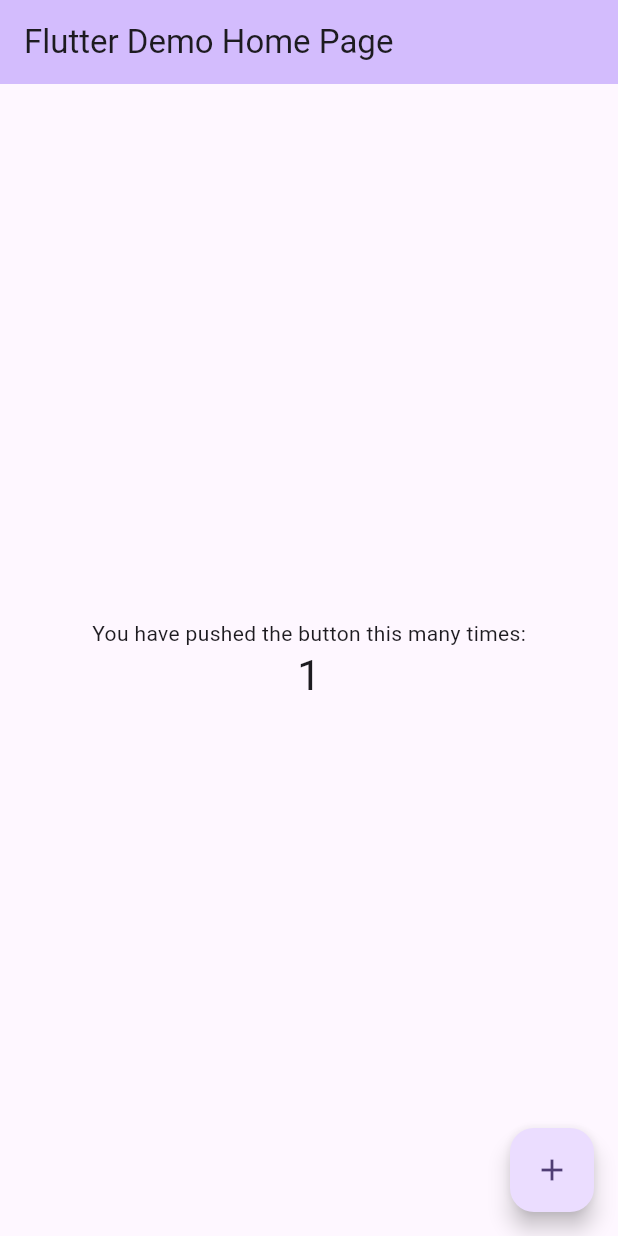
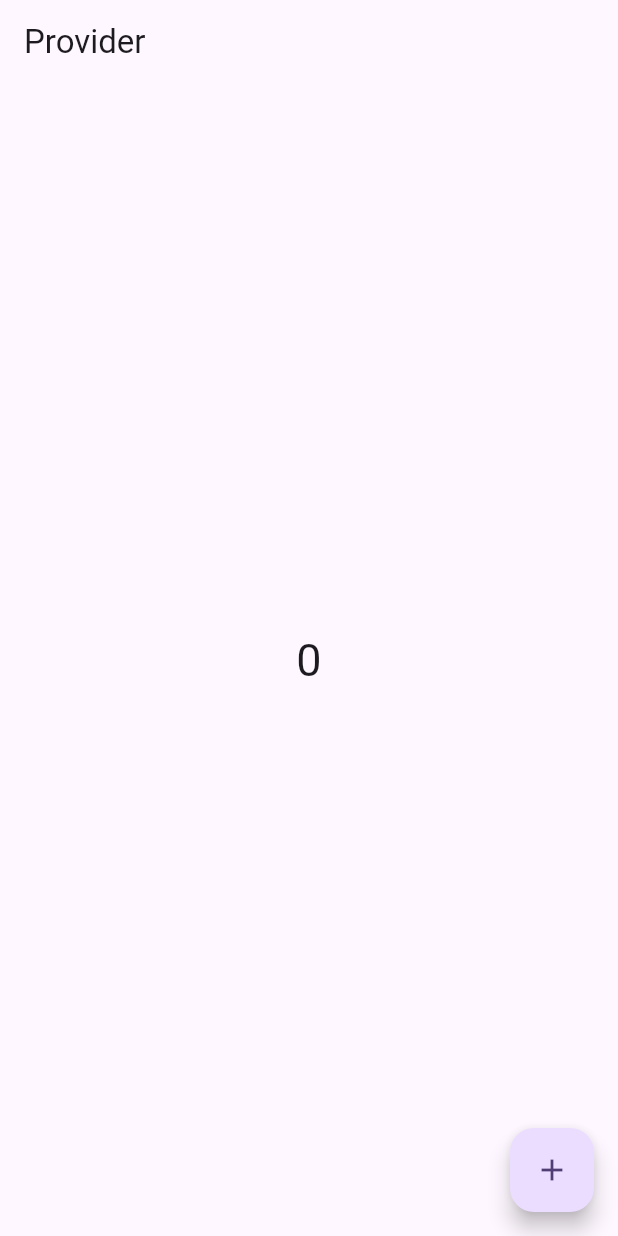
Before and after one commit to Muhammad-Bilal01/learn_flutter_provider, a Flutter app: the screen it shows after launch, after a tap on the "add" icon, on a phone screen of 412 x 824 dp. Run offline on Flutter 3.47's test engine with Material 2 defaults, Android fonts, the light colour scheme and no system bars.

Commit message:
single Provider

```diff
--- a/lib/main.dart
+++ b/lib/main.dart
@@ -1,4 +1,7 @@
 import 'package:flutter/material.dart';
+import 'package:learn_flutter_provider/provider/count_provider.dart';
+import 'package:learn_flutter_provider/screens/counter_screen.dart';
+import 'package:provider/provider.dart';
 
 void main() {
   runApp(const MyApp());
@@ -7,119 +10,18 @@ void main() {
 class MyApp extends StatelessWidget {
   const MyApp({super.key});
 
-  // This widget is the root of your application.
   @override
   Widget build(BuildContext context) {
-    return MaterialApp(
-      title: 'Flutter Demo',
-      theme: ThemeData(
-        // This is the theme of your application.
-        //
-        // TRY THIS: Try running your application with "flutter run". You'll see
-        // the application has a blue toolbar. Then, without quitting the app,
-        // try changing the seedColor in the colorScheme below to Colors.green
-        // and then invoke "hot reload" (save your changes or press the "hot
-        // reload" button in a Flutter-supported IDE, or press "r" if you used
-        // the command line to start the app).
-        //
-        // Notice that the counter didn't reset back to zero; the application
-        // state is not lost during the reload. To reset the state, use hot
-        // restart instead.
-        //
-        // This works for code too, not just values: Most code changes can be
-        // tested with just a hot reload.
-        colorScheme: ColorScheme.fromSeed(seedColor: Colors.deepPurple),
-        useMaterial3: true,
+    return ChangeNotifierProvider(
+      create: (_) => CountProvider(),
+      child: MaterialApp(
+        title: 'Flutter Demo',
+        theme: ThemeData(
+          colorScheme: ColorScheme.fromSeed(seedColor: Colors.deepPurple),
+          useMaterial3: true,
+        ),
+        home: CounterScreen(),
       ),
-      home: const MyHomePage(title: 'Flutter Demo Home Page'),
     );
   }
 }
-
-class MyHomePage extends StatefulWidget {
-  const MyHomePage({super.key, required this.title});
-
-  // This widget is the home page of your application. It is stateful, meaning
-  // that it has a State object (defined below) that contains fields that affect
-  // how it looks.
-
-  // This class is the configuration for the state. It holds the values (in this
-  // case the title) provided by the parent (in this case the App widget) and
-  // used by the build method of the State. Fields in a Widget subclass are
-  // always marked "final".
-
-  final String title;
-
-  @override
-  State<MyHomePage> createState() => _MyHomePageState();
-}
-
-class _MyHomePageState extends State<MyHomePage> {
-  int _counter = 0;
-
-  void _incrementCounter() {
-    setState(() {
-      // This call to setState tells the Flutter framework that something has
-      // changed in this State, which causes it to rerun the build method below
-      // so that the display can reflect the updated values. If we changed
-      // _counter without calling setState(), then the build method would not be
-      // called again, and so nothing would appear to happen.
-      _counter++;
-    });
-  }
-
-  @override
-  Widget build(BuildContext context) {
-    // This method is rerun every time setState is called, for instance as done
-    // by the _incrementCounter method above.
-    //
-    // The Flutter framework has been optimized to make rerunning build methods
-    // fast, so that you can just rebuild anything that needs updating rather
-    // than having to individually change instances of widgets.
-    return Scaffold(
-      appBar: AppBar(
-        // TRY THIS: Try changing the color here to a specific color (to
-        // Colors.amber, perhaps?) and trigger a hot reload to see the AppBar
-        // change color while the other colors stay the same.
-        backgroundColor: Theme.of(context).colorScheme.inversePrimary,
-        // Here we take the value from the MyHomePage object that was created by
-        // the App.build method, and use it to set our appbar title.
-        title: Text(widget.title),
-      ),
-      body: Center(
-        // Center is a layout widget. It takes a single child and positions it
-        // in the middle of the parent.
-        child: Column(
-          // Column is also a layout widget. It takes a list of children and
-          // arranges them vertically. By default, it sizes itself to fit its
-          // children horizontally, and tries to be as tall as its parent.
-          //
-          // Column has various properties to control how it sizes itself and
-          // how it positions its children. Here we use mainAxisAlignment to
-          // center the children vertically; the main axis here is the vertical
-          // axis because Columns are vertical (the cross axis would be
-          // horizontal).
-          //
-          // TRY THIS: Invoke "debug painting" (choose the "Toggle Debug Paint"
-          // action in the IDE, or press "p" in the console), to see the
-          // wireframe for each widget.
-          mainAxisAlignment: MainAxisAlignment.center,
-          children: <Widget>[
-            const Text(
-              'You have pushed the button this many times:',
-            ),
-            Text(
-              '$_counter',
-              style: Theme.of(context).textTheme.headlineMedium,
-            ),
-          ],
-        ),
-      ),
-      floatingActionButton: FloatingActionButton(
-        onPressed: _incrementCounter,
-        tooltip: 'Increment',
-        child: const Icon(Icons.add),
-      ), // This trailing comma makes auto-formatting nicer for build methods.
-    );
-  }
-}
--- /dev/null
+++ b/lib/provider/count_provider.dart
@@ -0,0 +1,3 @@
+import 'package:flutter/foundation.dart';
+
+class CountProvider with ChangeNotifier {}
--- /dev/null
+++ b/lib/screens/counter_screen.dart
@@ -0,0 +1,29 @@
+import 'package:flutter/material.dart';
+
+class CounterScreen extends StatefulWidget {
+  const CounterScreen({super.key});
+
+  @override
+  State<CounterScreen> createState() => _CounterScreenState();
+}
+
+class _CounterScreenState extends State<CounterScreen> {
+  @override
+  Widget build(BuildContext context) {
+    return Scaffold(
+      appBar: AppBar(
+        title: const Text("Provider"),
+      ),
+      body: Center(
+        child: Text(
+          "0",
+          style: const TextStyle(fontSize: 30),
+        ),
+      ),
+      floatingActionButton: FloatingActionButton(
+        onPressed: () {},
+        child: const Icon(Icons.add),
+      ),
+    );
+  }
+}
--- a/pubspec.yaml
+++ b/pubspec.yaml
@@ -35,6 +35,7 @@ dependencies:
   # The following adds the Cupertino Icons font to your application.
   # Use with the CupertinoIcons class for iOS style icons.
   cupertino_icons: ^1.0.2
+  provider: ^6.0.5
 
 dev_dependencies:
   flutter_test:
```
Also changed, not shown: pubspec.lock.
